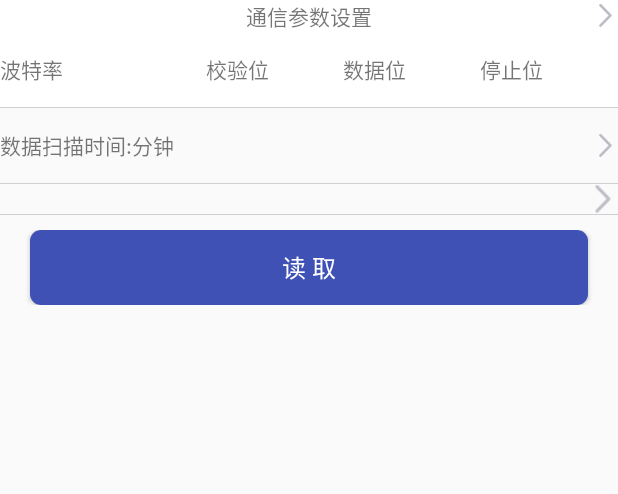
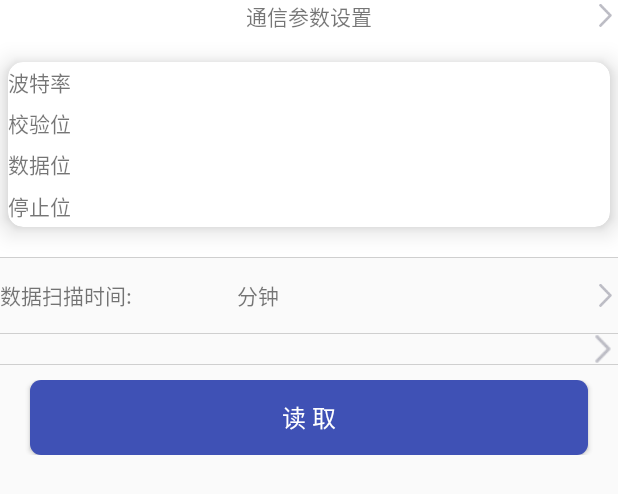
Before and after one commit to myownbag/STUVI, an Android app: the layout instrumentfraglayout.xml on its own in the app's theme, with its tools: preview values and no code run, on a phone screen of 412 x 824 dp. Shown: the top 494 px of the screen. Run offline under Robolectric (Android 15) with nearby library versions, the phone set to English and light mode, and no system bars.

Commit message:
优化英文版的视图

```diff
--- a/app/src/main/res/layout/instrumentfraglayout.xml
+++ b/app/src/main/res/layout/instrumentfraglayout.xml
@@ -2,6 +2,7 @@
 <LinearLayout xmlns:android="http://schemas.android.com/apk/res/android"
     android:layout_width="match_parent"
     android:layout_height="match_parent"
+    xmlns:app="http://schemas.android.com/apk/res-auto"
     android:orientation="vertical"
     xmlns:aandroid="http://schemas.android.com/apk/res-auto">
 
@@ -30,86 +31,119 @@
         </RelativeLayout>
         <RelativeLayout
             android:layout_width="match_parent"
-            android:layout_height="50dp"
+            android:layout_height="150dp"
             android:layout_below="@id/reg1998_lable">
+            <android.support.v7.widget.CardView
+                app:cardCornerRadius="10dp"
+                app:cardElevation="10dp"
+                app:cardMaxElevation="20dp"
+                android:layout_width="match_parent"
+                android:layout_height="match_parent"
+                android:layout_marginTop="20dp"
+                android:layout_marginBottom="20dp"
+                android:layout_marginLeft="5dp"
+                android:layout_marginRight="5dp"
+                >
+
                 <LinearLayout
                     android:layout_width="match_parent"
                     android:layout_height="match_parent"
-                android:orientation="horizontal"
-                android:gravity="center_vertical"
-                android:weightSum="9">
-                <LinearLayout
-                    android:layout_width="0dp"
-                    android:layout_height="wrap_content"
-                    android:layout_weight="3"
-                    android:orientation="horizontal">
+                    android:orientation="vertical"
+                    android:weightSum="4">
+                    <RelativeLayout
+                        android:layout_width="match_parent"
+                        android:layout_height="0dp"
+                        android:layout_weight="1"
+                        >
                         <TextView
                             android:id="@+id/tv_ins_baud_lable"
                             android:layout_width="wrap_content"
                             android:layout_height="wrap_content"
-                        android:layout_centerVertical="true"
+                            android:layout_centerInParent="true"
+                            android:layout_alignParentLeft="true"
                             android:text="@string/EVC_BAUD_RATE"/>
                         <TextView
                             android:id="@+id/tv_ins_baud_value"
                             android:layout_width="wrap_content"
                             android:layout_height="wrap_content"
-                        android:layout_toEndOf="@+id/tv_ins_baud_lable"
-                        android:layout_toRightOf="@+id/tv_ins_baud_lable"
-                        android:layout_centerVertical="true"
-                        android:gravity="center_horizontal"
+                            android:layout_centerInParent="true"
                             />
-                </LinearLayout>
-                <LinearLayout
-                    android:layout_width="0dp"
-                    android:layout_weight="2"
-                    android:layout_height="wrap_content">
+
+
+                    </RelativeLayout>
+                <RelativeLayout
+                    android:layout_width="match_parent"
+                    android:layout_height="0dp"
+                    android:layout_weight="1"
+                    >
+
                         <TextView
                             android:id="@+id/tv_ins_paritybit_lable"
                             android:layout_width="wrap_content"
                             android:layout_height="wrap_content"
+                            android:layout_centerInParent="true"
+                            android:layout_alignParentLeft="true"
                             android:text="@string/EVC_BAUD_CHECK_BIT" />
                         <TextView
                             android:id="@+id/tv_ins_paritybit_value"
                             android:layout_width="wrap_content"
-                        android:layout_height="wrap_content" />
+                            android:layout_height="wrap_content"
+                            android:layout_centerInParent="true"
+                            />
 
-                </LinearLayout>
 
-                <LinearLayout
-                    android:layout_width="0dp"
-                    android:layout_weight="2"
-                    android:layout_height="wrap_content">
+                </RelativeLayout>
+                  <RelativeLayout
+                      android:layout_width="match_parent"
+                      android:layout_height="0dp"
+                      android:layout_weight="1"
+                      >
+
                           <TextView
                               android:id="@+id/tv_ins_databit_lable"
                               android:layout_width="wrap_content"
                               android:layout_height="wrap_content"
+                              android:layout_centerInParent="true"
+                              android:layout_alignParentLeft="true"
                               android:text="@string/EVC_BAUD_DATA_BIT" />
                           <TextView
                               android:id="@+id/tv_ins_databit_value"
                               android:layout_width="wrap_content"
-                        android:layout_height="wrap_content" />
+                              android:layout_height="wrap_content"
+                              android:layout_centerInParent="true"
+                              />
 
-                </LinearLayout>
-                <LinearLayout
-                    android:layout_width="0dp"
-                    android:layout_weight="2"
-                    android:layout_height="wrap_content">
+
+
+
+                  </RelativeLayout>
+
+                    <RelativeLayout
+                        android:layout_width="match_parent"
+                        android:layout_height="0dp"
+                        android:layout_weight="1"
+                        >
+
+
                             <TextView
                                 android:id="@+id/tv_ins_stopbit_lable"
                                 android:layout_width="wrap_content"
                                 android:layout_height="wrap_content"
+                                android:layout_centerInParent="true"
+                                android:layout_alignParentLeft="true"
                                 android:text="@string/EVC_BAUD_STOP_BIT" />
                             <TextView
                                 android:id="@+id/tv_ins_stopbit_value"
                                 android:layout_width="wrap_content"
-                        android:layout_height="wrap_content" />
+                                android:layout_height="wrap_content"
+                                android:layout_centerInParent="true"
+                                />
+
+                    </RelativeLayout>
 
                 </LinearLayout>
-            </LinearLayout>
 
-
-
-
+            </android.support.v7.widget.CardView>
         </RelativeLayout>
 
     </RelativeLayout>
@@ -154,12 +188,14 @@
                 android:id="@+id/tv_ins_recodegap_value"
                 android:layout_width="wrap_content"
                 android:layout_height="wrap_content"
+                android:layout_marginLeft="20dp"
                 android:layout_centerVertical="true"
                 android:layout_toRightOf="@+id/tv_ins_recodegap_lable" />
             <TextView
                 android:layout_width="wrap_content"
                 android:layout_height="wrap_content"
                 android:layout_centerVertical="true"
+                android:layout_marginLeft="50dp"
                 android:layout_toRightOf="@+id/tv_ins_recodegap_value"
                 android:text="@string/EVC_Acquisition_SETTING_STEP"/>
             <ImageView
```
Lines whose indentation alone changed are shown as unchanged.
